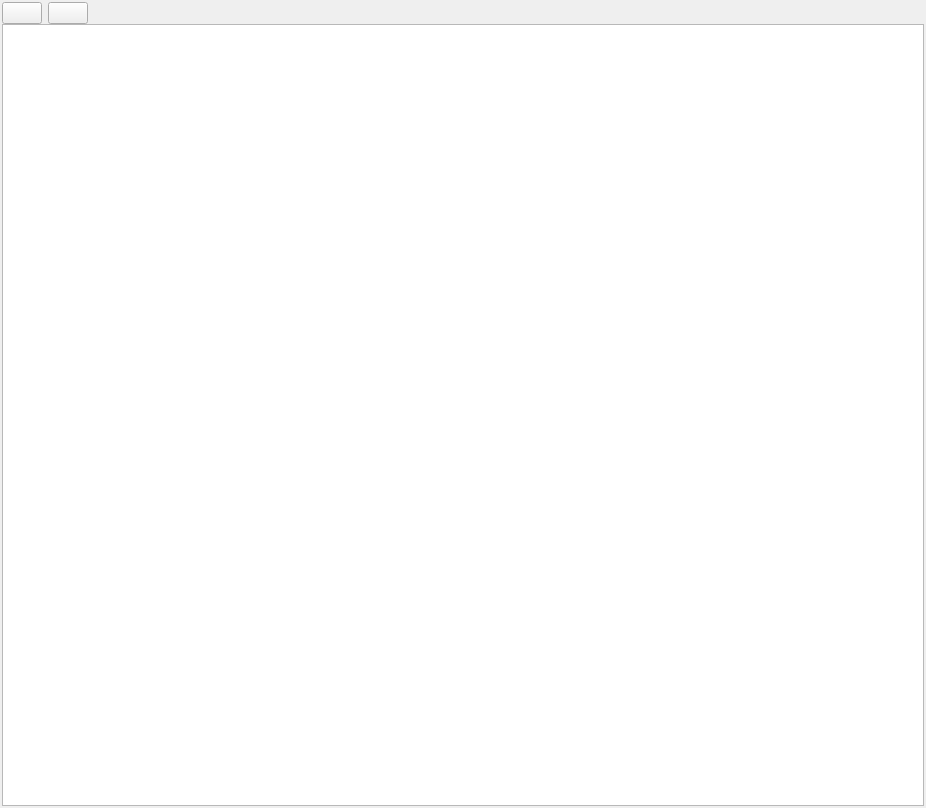
First picture: the form in manager/src/AlarmsWidget.ui, repository porkmarks/sense, before the edit.
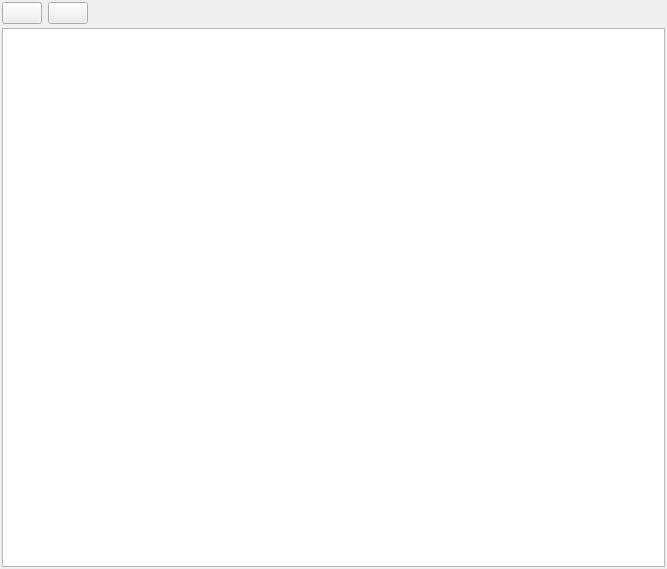
Second picture: the form after the edit. Icons and pictures are not drawn. Custom widgets are drawn as their Qt base class.

Commit message: Added soft/hard thresholds for alarms Added configurable battery and signal thresholds

The edit to the form file:
```diff
--- a/manager/src/AlarmsWidget.ui
+++ b/manager/src/AlarmsWidget.ui
@@ -6,8 +6,8 @@
    <rect>
     <x>0</x>
     <y>0</y>
-    <width>926</width>
-    <height>808</height>
+    <width>667</width>
+    <height>569</height>
    </rect>
   </property>
   <property name="windowTitle">
@@ -15,7 +15,7 @@
   </property>
   <layout class="QVBoxLayout" name="verticalLayout">
    <property name="spacing">
-    <number>0</number>
+    <number>4</number>
    </property>
    <property name="leftMargin">
     <number>2</number>
@@ -129,6 +129,13 @@
    </item>
   </layout>
  </widget>
+ <customwidgets>
+  <customwidget>
+   <class>TreeView</class>
+   <extends>QTreeView</extends>
+   <header>TreeView.h</header>
+  </customwidget>
+ </customwidgets>
  <resources>
   <include location="../res/res.qrc"/>
  </resources>
```
Left out of the diff: 5 changed lines with no effect on the pictures. The commit also changes 46 other files.
